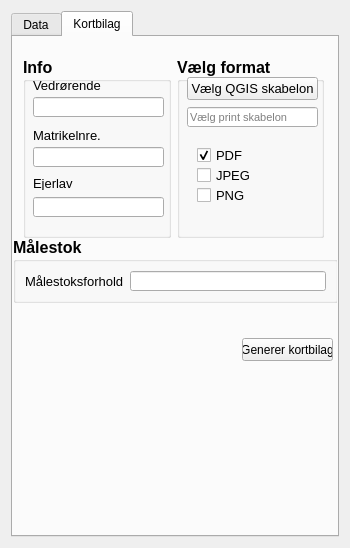
The window that tinglysning_gml_dialog_base.ui (danielarnason/TinglysningGml) describes before a commit, drawn with Qt 5.
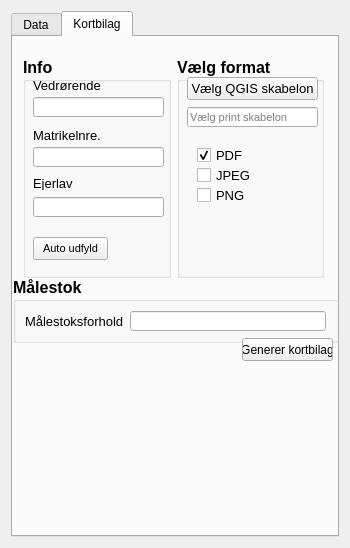
The same window after the commit. The open tabs and pages were chosen to show the change.

Commit message: auto udfyld knap tilføjet i kortbilags tab

```diff
--- a/tinglysning_gml_dialog_base.ui
+++ b/tinglysning_gml_dialog_base.ui
@@ -387,7 +387,7 @@
        <property name="geometry">
         <rect>
          <x>0</x>
-         <y>200</y>
+         <y>240</y>
          <width>325</width>
          <height>66</height>
         </rect>
@@ -440,7 +440,7 @@
          <x>10</x>
          <y>20</y>
          <width>301</width>
-         <height>181</height>
+         <height>221</height>
         </rect>
        </property>
        <layout class="QGridLayout" name="gridLayout_12">
@@ -567,6 +567,26 @@
             </font>
            </property>
           </widget>
+          <widget class="QPushButton" name="pushButton_7">
+           <property name="geometry">
+            <rect>
+             <x>10</x>
+             <y>180</y>
+             <width>75</width>
+             <height>23</height>
+            </rect>
+           </property>
+           <property name="font">
+            <font>
+             <pointsize>8</pointsize>
+             <weight>50</weight>
+             <bold>false</bold>
+            </font>
+           </property>
+           <property name="text">
+            <string>Auto udfyld</string>
+           </property>
+          </widget>
          </widget>
         </item>
         <item row="0" column="1">
```
